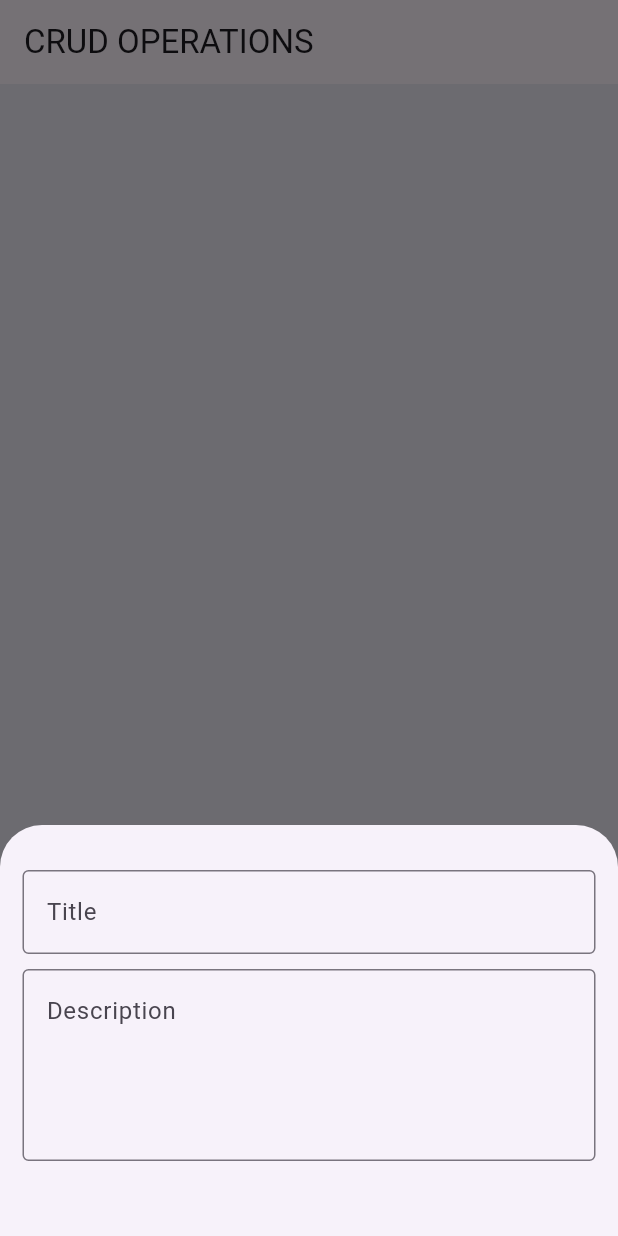
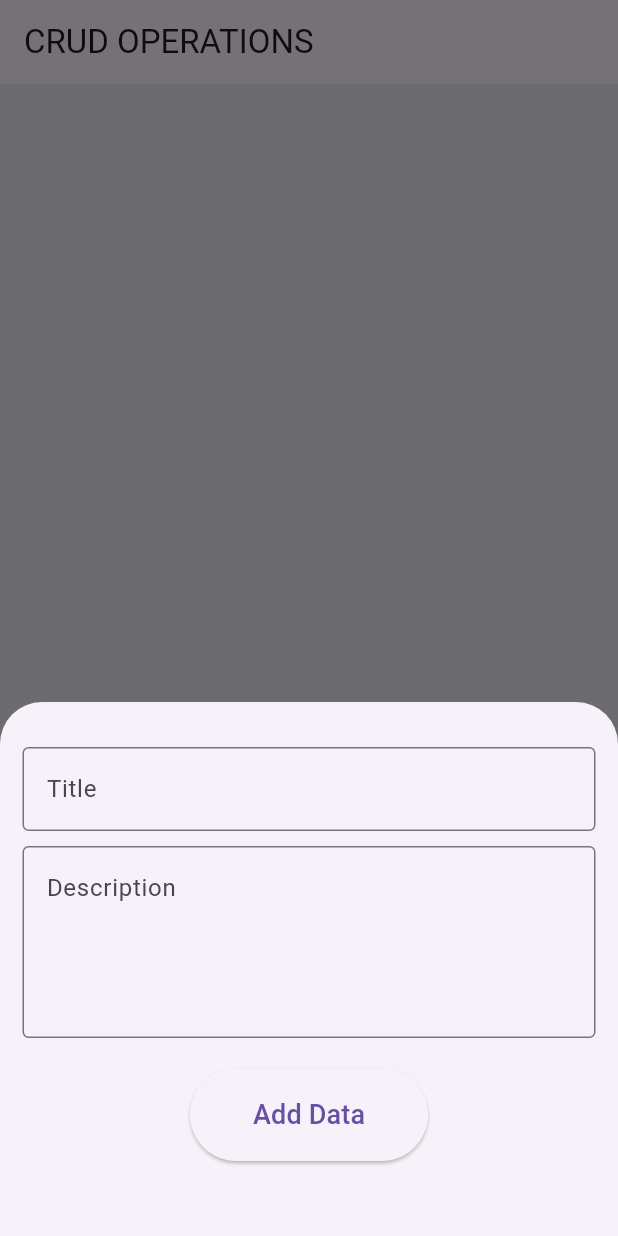
Before and after one commit to Odhi-ambo/CRUD_-ops_sqlite, a Flutter app: the screen it shows after launch, after a tap on the "add" icon, on a phone screen of 412 x 824 dp. Run offline on Flutter 3.47's test engine with Material 3 defaults, Android fonts, the phone set to English and light mode, and no system bars; our stand-ins replace sqflite; accounts and stored records are empty.

Commit message:
implementing a button for print data

```diff
--- a/lib/home_screen.dart
+++ b/lib/home_screen.dart
@@ -88,7 +88,37 @@ class _HomeScreenState extends State<HomeScreen> {
                 border: OutlineInputBorder(),
                 hintText: 'Description',
               ),
-            )
+            ),
+            SizedBox(
+              height: 20,
+            ),
+            Center(
+              child: ElevatedButton(
+                onPressed: () async {
+                  if (id == null) {
+                    await _addData();
+                  }
+                  if (id != null) {
+                    await _updateData(id);
+                  }
+                  _titleController.text = "";
+                  _descController.text = "";
+                  //hide bottom sheet
+                  Navigator.of(context).pop();
+                  print('Data Added');
+                },
+                child: Padding(
+                  padding: EdgeInsets.all(18),
+                  child: Text(
+                    id == null ? "Add Data" : "Update",
+                    style: TextStyle(
+                      fontSize: 18,
+                      fontWeight: FontWeight.w500,
+                    ),
+                  ),
+                ),
+              ),
+            ),
           ],
         ),
       ),
```
